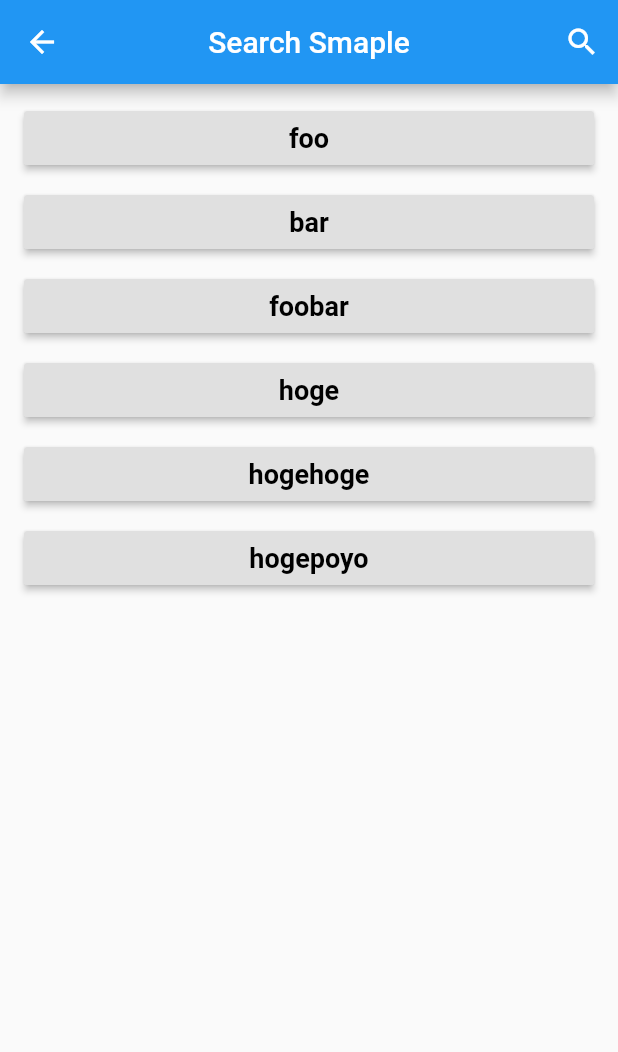
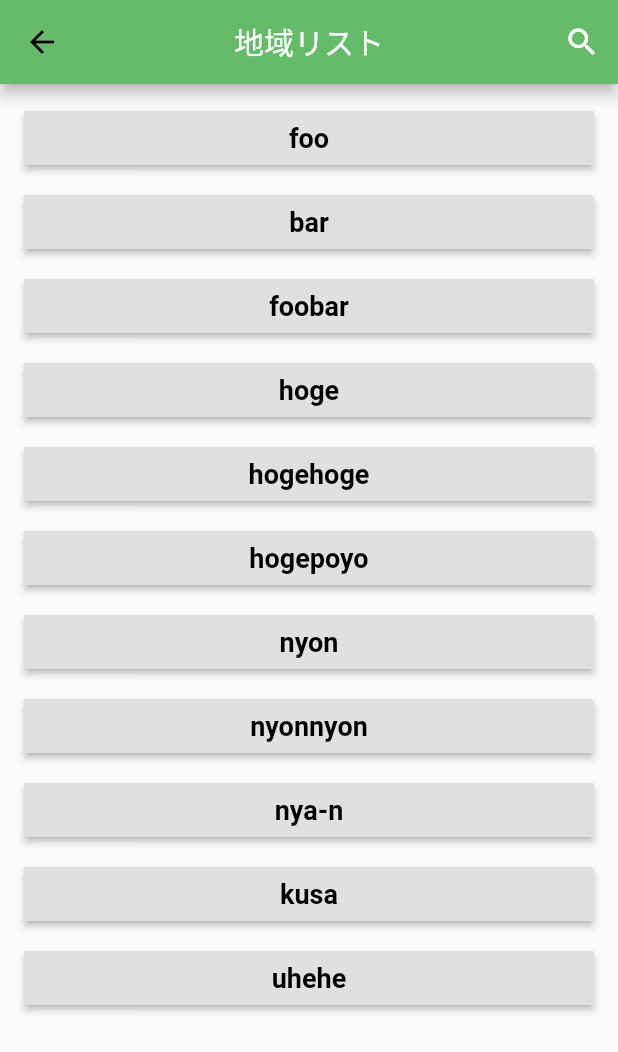
Before and after one commit to hqmutaro/Umimamoru, a Flutter app: the screen it shows after launch, after a tap on "地域を選択する", on a phone screen of 412 x 824 dp. Shown: the top 1052 px of the screen. Run offline on Flutter 3.47's test engine with Material 2 defaults, Android fonts, the phone set to English and light mode, and no system bars.

Commit message:
fix: debug

```diff
--- a/lib/main.dart
+++ b/lib/main.dart
@@ -12,10 +12,7 @@ class MyApp extends StatelessWidget {
     return MaterialApp(
       title: 'Generated App',
       theme: ThemeData(
-        primarySwatch: Colors.blue,
-        primaryColor: const Color(0xFF2196f3),
-        accentColor: const Color(0xFF2196f3),
-        canvasColor: const Color(0xFFfafafa),
+        primaryColor: Colors.green[400]
       ),
       home: MyHomePage(),
     );
@@ -33,7 +30,7 @@ class _MyHomePageState extends State<MyHomePage> {
   Widget build(BuildContext context) {
     return Scaffold(
       appBar: AppBar(
-        title: Text('Umimamoru'),
+        title: Text('Umimamoru')
       ),
       body:
       Center(
--- a/lib/select_region.dart
+++ b/lib/select_region.dart
@@ -8,7 +8,7 @@ class SearchList extends StatefulWidget {
 }
 
 class _SearchListState extends State<SearchList> {
-  Widget appBarTitle = Text("Search Smaple", style: TextStyle(color: Colors.white));
+  Widget appBarTitle = Text("地域リスト", style: TextStyle(color: Colors.white));
   Icon actionIcon = Icon(Icons.search, color: Colors.white,);
   final key = GlobalKey<ScaffoldState>();
   final TextEditingController _searchQuery = TextEditingController();
@@ -47,7 +47,12 @@ class _SearchListState extends State<SearchList> {
       "foobar",
       "hoge",
       "hogehoge",
-      "hogepoyo"
+      "hogepoyo",
+      "nyon",
+      "nyonnyon",
+      "nya-n",
+      "kusa",
+      "uhehe"
     ];
   }
 
@@ -87,6 +92,7 @@ class _SearchListState extends State<SearchList> {
     return AppBar(
       centerTitle: true,
       title: appBarTitle,
+      backgroundColor: Colors.green[400],
       actions: <Widget>[
         IconButton(icon: actionIcon, onPressed: () {
           setState(() {
@@ -99,7 +105,7 @@ class _SearchListState extends State<SearchList> {
                 ),
                 decoration: InputDecoration(
                   prefixIcon: Icon(Icons.search, color: Colors.white,),
-                  hintText: "Search...",
+                  hintText: "地域を検索...",
                   hintStyle: TextStyle(color: Colors.white)
                 ),
               );
@@ -123,7 +129,7 @@ class _SearchListState extends State<SearchList> {
   _handleSearchEnd() {
     setState(() {
       this.actionIcon = Icon(Icons.search, color: Colors.white);
-      this.appBarTitle = Text("Search Sample", style: new TextStyle(color: Colors.white));
+      this.appBarTitle = Text("地域リスト", style: TextStyle(color: Colors.white));
       _isSearching = false;
       _searchQuery.clear();
     });
```
Also changed, not shown: lib/info_display.dart (+19 -13 lines).
